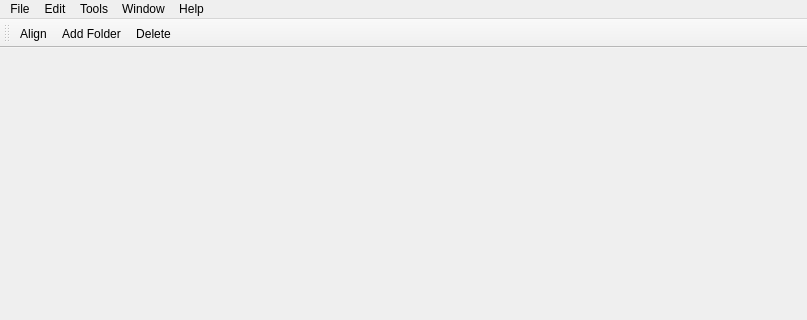
Before: the Qt Designer form linnaeo/ui/linnaeo.ui in beowulfey/pylinnaeo, drawn with Qt 5; both pictures show x 0 to 807 and y 0 to 320 of the 807 by 636 pixel window.
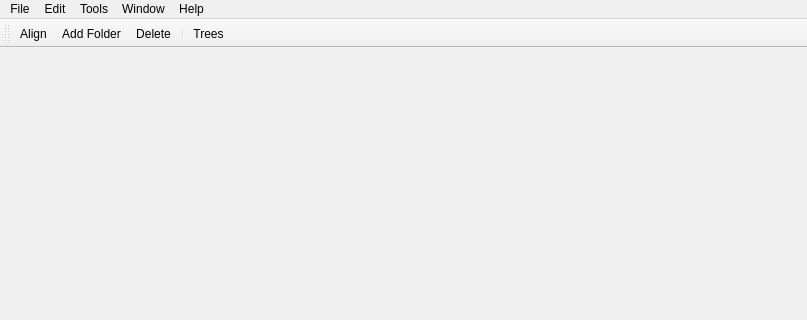
After: the same form once the commit is applied.

Diff of the .ui file:
```diff
--- a/linnaeo/ui/linnaeo.ui
+++ b/linnaeo/ui/linnaeo.ui
@@ -175,6 +175,8 @@
    <addaction name="actionAlign"/>
    <addaction name="actionNewFolder"/>
    <addaction name="actionDelete"/>
+   <addaction name="separator"/>
+   <addaction name="actionTrees"/>
   </widget>
   <action name="actionAlign">
    <property name="text">
@@ -326,6 +328,11 @@
     <string>Close</string>
    </property>
   </action>
+  <action name="actionTrees">
+   <property name="text">
+    <string>Trees</string>
+   </property>
+  </action>
  </widget>
  <resources/>
  <connections/>
```
Left out of the diff: 2 changed lines with no effect on the pictures.
